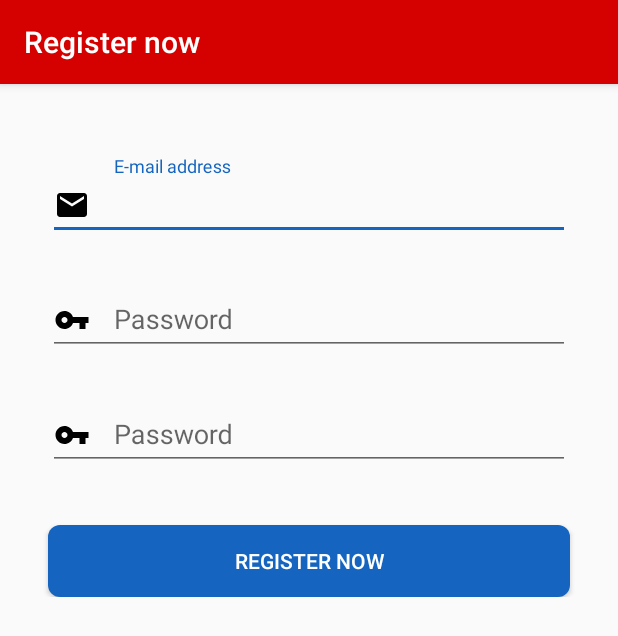
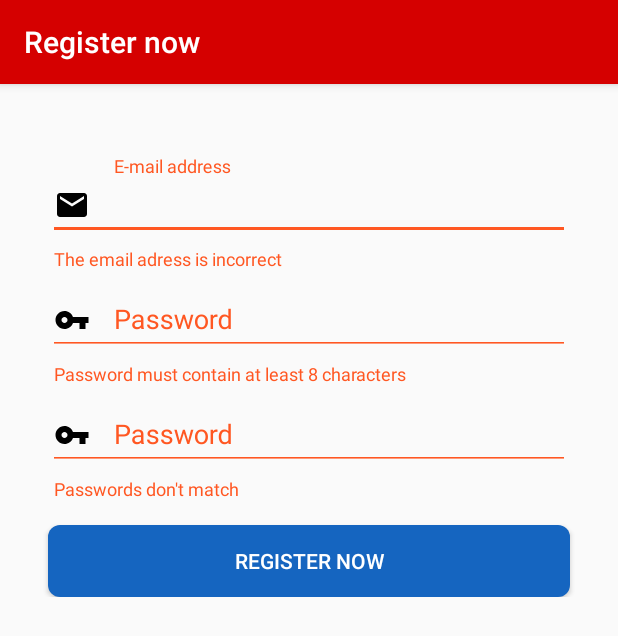
Before and after one commit to catalinradoiu/MyMedicAndroid, an Android app: the screen it shows after launch (RegistrationActivity), after a tap on "REGISTER NOW", on a phone screen of 412 x 824 dp. Shown: the top 636 px of the screen. Run offline under Robolectric (Android 15) with nearby library versions, the phone set to English and light mode, and no system bars; our stand-ins replace Dagger/Hilt's generated code, Firebase (no records; nobody signed in at launch, a user with empty details on screens opened directly), RxJava, data binding; libraries missing offline, so code that uses them is left out: durdinapps.rxfirebase2; 1 statement that could not run was skipped.

Commit message:
Add email and password validation in the RegistrationActivity

```diff
--- a/app/src/main/java/com/catalin/mymedic/data/User.kt
+++ b/app/src/main/java/com/catalin/mymedic/data/User.kt
@@ -12,5 +12,5 @@ data class User(
 )
 
 enum class Gender {
-    MALE, FEMALE
+        MALE, FEMALE, NOT_COMPLETED
 }
--- /dev/null
+++ b/app/src/main/java/com/catalin/mymedic/feature/authentication/AuthenticationValidator.kt
@@ -0,0 +1,21 @@
+package com.catalin.mymedic.feature.authentication
+
+import android.util.Patterns
+import javax.inject.Inject
+
+/**
+ * @author catalinradoiu
+ * @since 2/28/2018
+ */
+class AuthenticationValidator @Inject constructor() {
+
+    fun isValidName(name: String) = name.matches(Regex("[a-zA-Z]+")) && name.length > 1
+
+    fun isValidPassword(password: String): Boolean = password.length >= 8 //&& password.matches(Regex("^(?=.*[a-z])(?=.*[A-Z])(?=.*\\d).+\$"))
+
+    fun isValidEmailAdress(emailAddress: String) = Patterns.EMAIL_ADDRESS.matcher(emailAddress).matches() && !emailAddress.isEmpty()
+
+    fun isValidBirthDate() {
+
+    }
+}
--- a/app/src/main/java/com/catalin/mymedic/feature/authentication/registration/RegistrationActivity.kt
+++ b/app/src/main/java/com/catalin/mymedic/feature/authentication/registration/RegistrationActivity.kt
@@ -45,6 +45,16 @@ class RegistrationActivity : AppCompatActivity() {
                 is RegistrationViewModel.OperationResult.Error -> displaySnackBar(value.message)
             }
         }
+        registrationViewModel.passwordsMatch.onPropertyChanged { value ->
+            binding.passwordConfirmationLayout.error = if (value) "" else getString(R.string.registration_passwords_not_match)
+        }
+        registrationViewModel.validPassword.onPropertyChanged { value ->
+            binding.passwordLayout.error = if (value) "" else getString(R.string.registration_invalid_password)
+
+        }
+        registrationViewModel.validEmail.onPropertyChanged { value ->
+            binding.emailLayout.error = if (value) "" else getString(R.string.registration_invalid_email)
+        }
     }
 
     private fun displaySnackBar(message: String) {
--- a/app/src/main/java/com/catalin/mymedic/feature/authentication/registration/RegistrationViewModel.kt
+++ b/app/src/main/java/com/catalin/mymedic/feature/authentication/registration/RegistrationViewModel.kt
@@ -4,9 +4,9 @@ import android.arch.lifecycle.ViewModel
 import android.arch.lifecycle.ViewModelProvider
 import android.databinding.ObservableBoolean
 import android.databinding.ObservableField
-import android.databinding.ObservableLong
 import com.catalin.mymedic.data.Gender
 import com.catalin.mymedic.data.User
+import com.catalin.mymedic.feature.authentication.AuthenticationValidator
 import com.catalin.mymedic.storage.repository.UsersRepository
 import com.catalin.mymedic.utils.extension.mainThreadSubscribe
 import io.reactivex.disposables.CompositeDisposable
@@ -20,35 +20,42 @@ import javax.inject.Inject
  * @author catalinradoiu
  * @since 2/12/2018
  */
-internal class RegistrationViewModel(private val usersRepository: UsersRepository) : ViewModel() {
+internal class RegistrationViewModel(private val usersRepository: UsersRepository, private val authenticationValidator: AuthenticationValidator) : ViewModel() {
 
     val email: ObservableField<String> = ObservableField("")
     val password: ObservableField<String> = ObservableField("")
     val passwordConfirmation: ObservableField<String> = ObservableField("")
-    val firstName: ObservableField<String> = ObservableField("")
-    val lastName: ObservableField<String> = ObservableField("")
-    val birthDate: ObservableLong = ObservableLong(0)
     val validEmail = ObservableBoolean(true)
-
     val validPassword = ObservableBoolean(true)
     val passwordsMatch = ObservableBoolean(true)
-    val validName = ObservableBoolean(true)
     val registrationResult = ObservableField<OperationResult>(OperationResult.NoOperation)
 
     private val disposables = CompositeDisposable()
 
 
     /**
-     * Registers the user with the data from the ObservableFields
+     * Validates the user input and registers the user with the data from the ObservableFields if the input is valid
      * Sets the corresponding result of the operation depending on its status ( success, failure )
      */
     fun registerUser() {
-        usersRepository.registerUser(User(firstName.get(), lastName.get(), email.get(), 0, Gender.MALE), password.get())
-            .mainThreadSubscribe(Action {
-                registrationResult.set(OperationResult.Success())
-            }, Consumer {
-                registrationResult.set(OperationResult.Error(it.localizedMessage))
-            })
+        val isValidEmail = authenticationValidator.isValidEmailAdress(email.get())
+        val isValidPassword = authenticationValidator.isValidPassword(password.get())
+        validEmail.set(isValidEmail)
+        validPassword.set(isValidPassword)
+        passwordsMatch.set(true)
+        if (isValidEmail && isValidPassword) {
+            if (password.get() == passwordConfirmation.get()) {
+                passwordsMatch.set(true)
+                usersRepository.registerUser(User("", "", email.get(), 0, Gender.NOT_COMPLETED), password.get())
+                    .mainThreadSubscribe(Action {
+                        registrationResult.set(OperationResult.Success())
+                    }, Consumer {
+                        registrationResult.set(OperationResult.Error(it.localizedMessage))
+                    })
+            }
+        } else {
+            passwordsMatch.set(false)
+        }
     }
 
     override fun onCleared() {
@@ -59,10 +66,13 @@ internal class RegistrationViewModel(private val usersRepository: UsersRepositor
     /**
      * Provider class for the RegistrationViewModel
      */
-    class RegistrationViewModelProvider @Inject constructor(private val usersRepository: UsersRepository) : ViewModelProvider.Factory {
+    class RegistrationViewModelProvider @Inject constructor(
+        private val usersRepository: UsersRepository,
+        private val authenticationValidator: AuthenticationValidator
+    ) : ViewModelProvider.Factory {
         @Suppress("UNCHECKED_CAST")
         override fun <T : ViewModel?> create(modelClass: Class<T>): T = (RegistrationViewModel(
-            usersRepository
+            usersRepository, authenticationValidator
         ) as T)
     }
 
--- a/app/src/main/res/layout/login_activity.xml
+++ b/app/src/main/res/layout/login_activity.xml
@@ -21,8 +21,7 @@
             android:drawableStart="@drawable/ic_mail_24dp"
             android:hint="@string/email_address"
             android:inputType="textEmailAddress"
-            android:maxLines="1"
-            app:drawableTint="@{@color/light_gray}" />
+            android:maxLines="1" />
 
     </android.support.design.widget.TextInputLayout>
 
@@ -42,8 +41,7 @@
             android:drawableStart="@drawable/ic_key_24dp"
             android:hint="@string/password"
             android:inputType="textPassword"
-            android:maxLines="1"
-            app:drawableTint="@{@color/light_gray}" />
+            android:maxLines="1" />
 
     </android.support.design.widget.TextInputLayout>
 
--- a/app/src/main/res/values/strings.xml
+++ b/app/src/main/res/values/strings.xml
@@ -15,6 +15,9 @@
     <string name="login">Log in</string>
     <string name="sign_up">Sign up</string>
     <string name="login_forgot_password">Forgot password?</string>
+    <string name="registration_passwords_not_match">Passwords don\'t match</string>
+    <string name="registration_invalid_password">Password must contain at least 8 characters</string>
+    <string name="registration_invalid_email">The email adress is incorrect</string>
     <string-array name="genders">
         <item>Male</item>
         <item>Female</item>
```
Also changed, not shown: app/src/main/java/com/catalin/mymedic/utils/AuthenticationValidator.kt (deleted, +0 -24 lines), app/src/main/res/layout/user_details_view.xml (+0 -8 lines).
